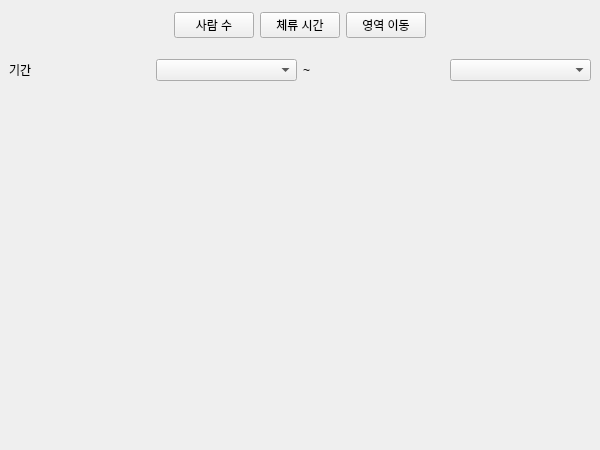
Old version of the form ui/graphdisplay.ui in the repository VEDA-EAGLES/smart_zone_client.
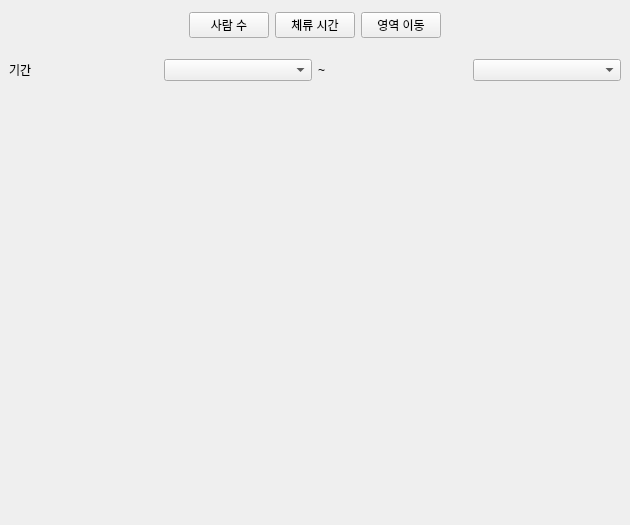
New version of the form.

What changed in the file:
```diff
--- a/ui/graphdisplay.ui
+++ b/ui/graphdisplay.ui
@@ -6,10 +6,15 @@
    <rect>
     <x>0</x>
     <y>0</y>
-    <width>600</width>
-    <height>450</height>
+    <width>630</width>
+    <height>525</height>
    </rect>
   </property>
+  <property name="font">
+   <font>
+    <hintingpreference>PreferFullHinting</hintingpreference>
+   </font>
+  </property>
   <property name="windowTitle">
    <string>GraphDisplay</string>
   </property>
```
